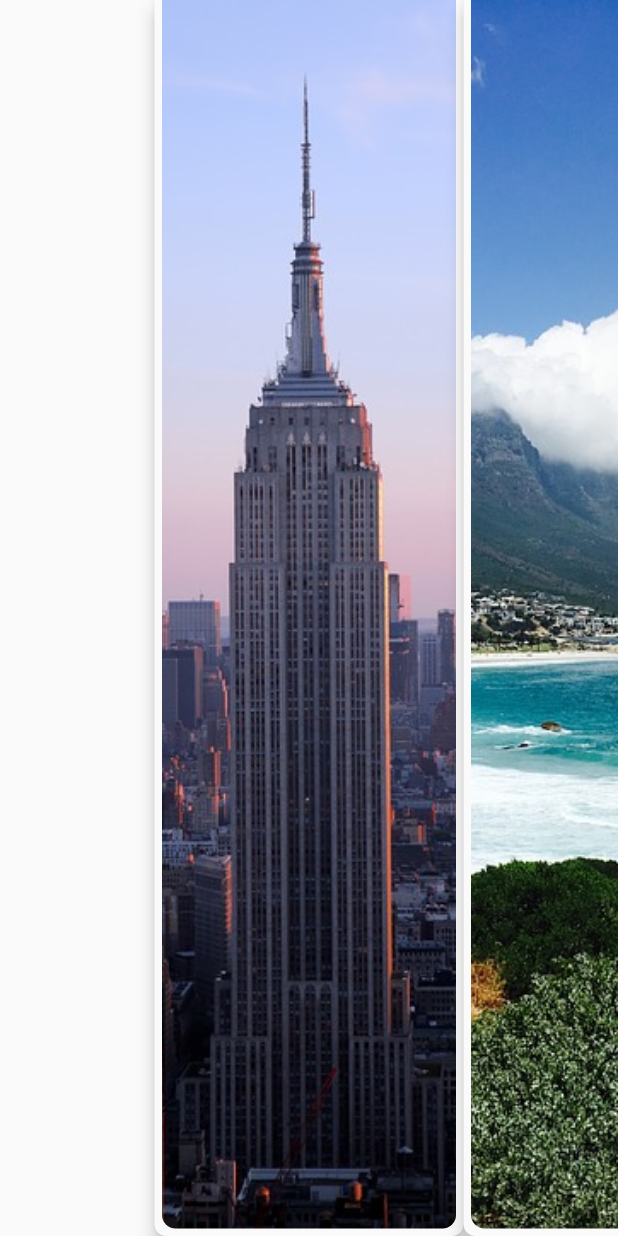
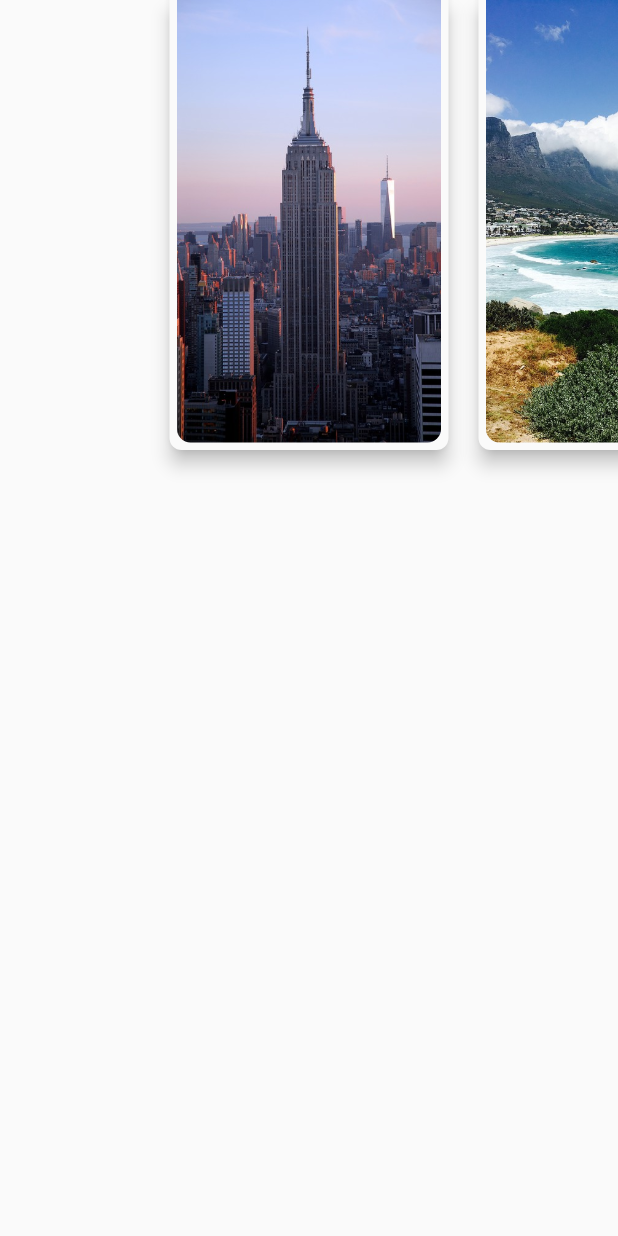
Before and after one commit to csj110/flutter_city_carousel, a Flutter app: the screen it shows after launch, on a phone screen of 412 x 824 dp. Run offline on Flutter 3.47's test engine with Material 2 defaults, Android fonts, the phone set to English and light mode, and no system bars.

```diff
--- a/lib/pages/city_explore_page.dart
+++ b/lib/pages/city_explore_page.dart
@@ -54,7 +54,24 @@ class _CityExplorePageState extends State<CityExplorePage> {
   }
 
   Widget itemBuilder(index) {
-    return Material(
+    return AnimatedBuilder(
+      animation: _pageController,
+      builder: (context, child) {
+        double value = 1;
+        if (_pageController.position.haveDimensions) {
+          value = _pageController.page - index;
+          value = (1 - (value.abs() * 0.5)).clamp(0.0, 1.0);
+        } else {}
+        return Align(
+          alignment: Alignment.topCenter,
+          child: Container(
+            margin: EdgeInsets.only(left: 10.0, right: 10.0, bottom: 10.0),
+            height: Curves.easeIn.transform(value) * 300,
+            child: child,
+          ),
+        );
+      },
+      child: Material(
         elevation: 5.0,
         shape: RoundedRectangleBorder(
             borderRadius: BorderRadius.only(
@@ -71,6 +88,7 @@ class _CityExplorePageState extends State<CityExplorePage> {
                 fit: BoxFit.fitHeight,
               )),
         ),
+      ),
     );
   }
 
```
Lines whose indentation alone changed are shown as unchanged.
